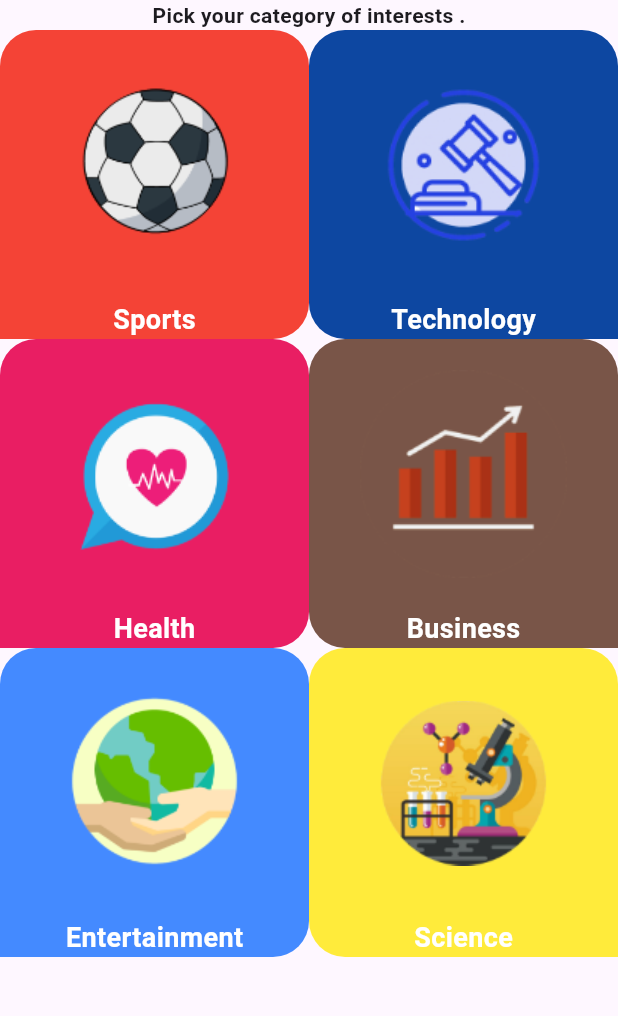
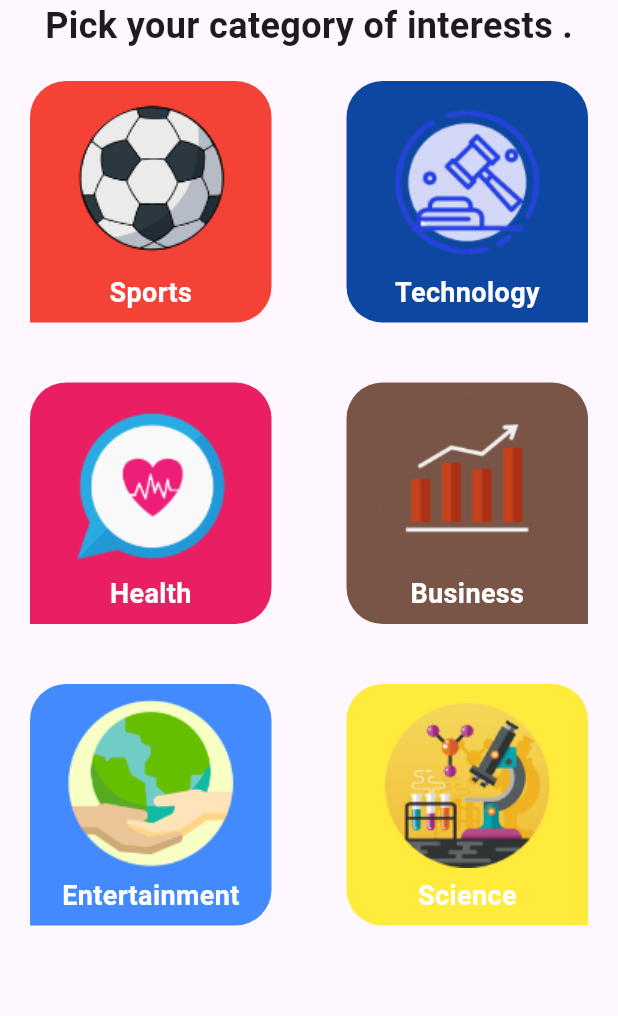
Before and after one commit to AbdelrahmanQotb3/News-App, a Flutter app: the screen it shows after launch, on a phone screen of 412 x 824 dp, the part 84-1100 px from its top. Run offline on Flutter 3.47's test engine with Material 3 defaults, Android fonts, the phone set to English and light mode, and no system bars; our stand-ins replace cached_network_image.

Commit message:
Adjusting margin and padding .

```diff
--- a/lib/ui/screens/home/tabs/category/app_category.dart
+++ b/lib/ui/screens/home/tabs/category/app_category.dart
@@ -11,6 +11,8 @@ class AppCategory extends StatelessWidget {
   @override
   Widget build(BuildContext context) {
     return Container(
+      padding: EdgeInsets.all(7),
+      margin: EdgeInsets.all(20),
       decoration: BoxDecoration(
           color: categories.backgroundColor,
           borderRadius: BorderRadius.only(
--- a/lib/ui/screens/home/tabs/category/categories_tab.dart
+++ b/lib/ui/screens/home/tabs/category/categories_tab.dart
@@ -13,13 +13,16 @@ class CategoriesTab extends StatelessWidget {
       children: [
         Text("Pick your category of interests ." , style: TextStyle(
           fontWeight: FontWeight.bold,
-          fontSize: 14
-        ),),
+          fontSize: 24
+        ),
+        textAlign: TextAlign.start,),
         Expanded(
           child: GridView.builder(
               itemCount: Categories.categories.length,
               gridDelegate: SliverGridDelegateWithFixedCrossAxisCount(
                 crossAxisCount: 2,
+                crossAxisSpacing: 10,
+                // mainAxisSpacing: 5,
               ),
               itemBuilder: (context , index){
                 return AppCategory(categories: Categories.categories[index]);
```
